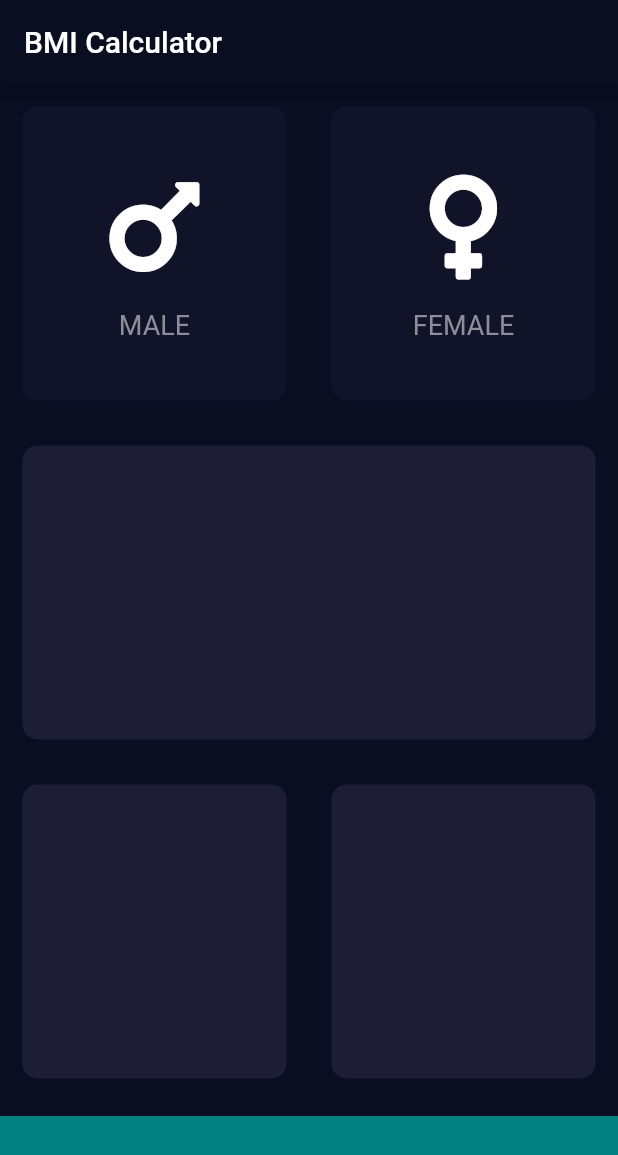
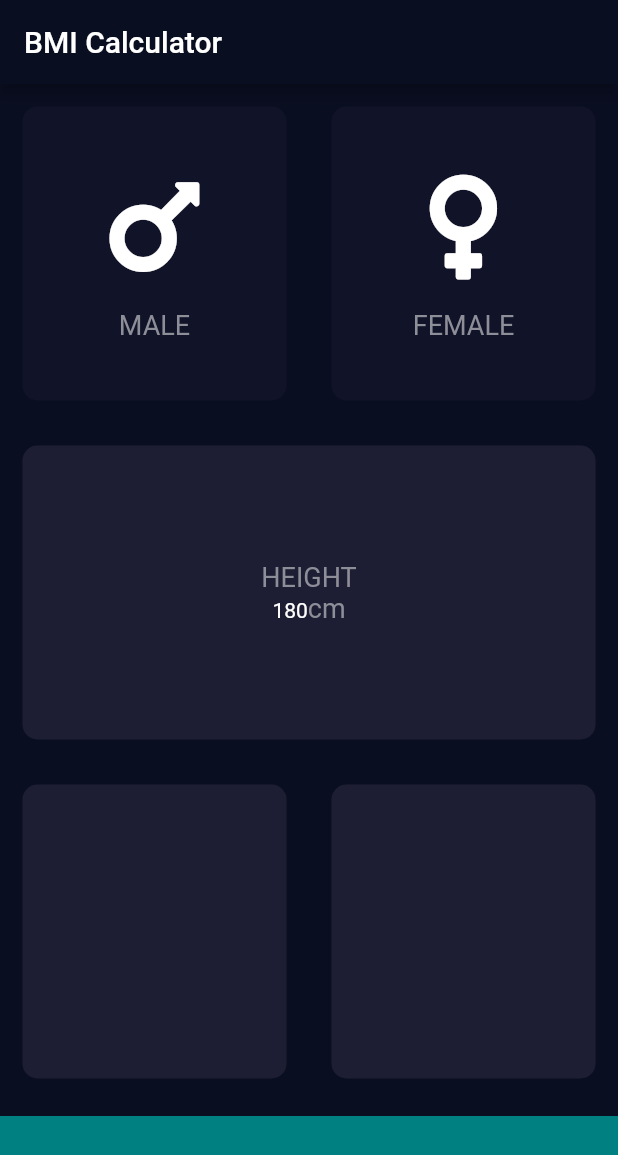
Before and after one commit to HaarshR/flutter_bmi_calculator, a Flutter app: the screen it shows after launch, on a phone screen of 412 x 824 dp. Shown: the top 1155 px of the screen. Run offline on Flutter 3.47's test engine with Material 2 defaults, Android fonts, the phone set to English and light mode, and no system bars; our stand-ins replace font_awesome_flutter; statements that could not run were skipped.

Commit message:
Changed text alignments

```diff
--- a/lib/input_page.dart
+++ b/lib/input_page.dart
@@ -22,6 +22,7 @@ class _InputPageState extends State<InputPage> {
           title: Text('BMI Calculator'),
         ),
         body: Column(
+          crossAxisAlignment: CrossAxisAlignment.stretch,
           children: <Widget>[
             Expanded(
               child: Row(
@@ -64,6 +65,30 @@ class _InputPageState extends State<InputPage> {
             Expanded(
               child: ReusableCard(
                 color: kActiveCardColor,
+                child: Column(
+                  mainAxisAlignment: MainAxisAlignment.center,
+                  children: <Widget>[
+                    Text(
+                      'HEIGHT',
+                      style: kLabelTextStyle,
+                    ),
+                    Row(
+                      mainAxisAlignment: MainAxisAlignment.center,
+                      crossAxisAlignment: CrossAxisAlignment.baseline,
+                      textBaseline: TextBaseline.alphabetic,
+                      children: <Widget>[
+                        Text(
+                          '180',
+                          style: kNumberTextStyle,
+                        ),
+                        Text(
+                          'cm',
+                          style: kLabelTextStyle,
+                        )
+                      ],
+                    )
+                  ],
+                ),
               ),
             ),
             Expanded(
```
